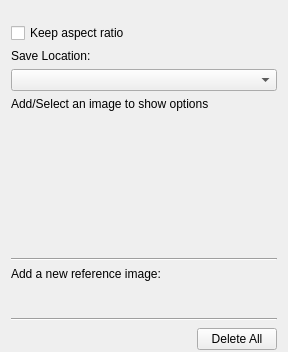
Qt form plugins/tools/defaulttool/referenceimagestool/WdgToolOptions.ui (SatyamxUniverse/krita) before a commit.
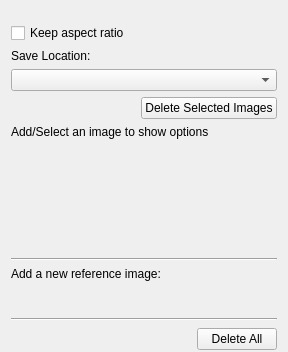
The same form after that commit. Custom widgets are drawn as their Qt base class.

Commit message:
Add Delete selected images button to Reference Tool
Before this commit, there was no graphical way to delete
selected images (only context menu -> Cut).
This commit adds a button saying "Delete Selected Images"
in the Reference Tool Options docker.

Patch:
```diff
--- a/plugins/tools/defaulttool/referenceimagestool/WdgToolOptions.ui
+++ b/plugins/tools/defaulttool/referenceimagestool/WdgToolOptions.ui
@@ -50,6 +50,45 @@
    <item>
     <widget class="QComboBox" name="referenceImageLocationCombobox"/>
    </item>
+
+
+   <item>
+    <layout class="QHBoxLayout" name="horizontalLayout3">
+     <property name="spacing">
+      <number>0</number>
+     </property>
+
+     <item>
+      <spacer name="horizontalSpacer">
+       <property name="orientation">
+        <enum>Qt::Horizontal</enum>
+       </property>
+       <property name="sizeHint" stdset="0">
+        <size>
+         <width>20</width>
+         <height>20</height>
+        </size>
+       </property>
+      </spacer>
+     </item>
+     <item>
+      <widget class="QPushButton" name="bnDeleteSelectedImages">
+       <property name="text">
+        <string>Delete Selected Images</string>
+       </property>
+       <property name="sizePolicy">
+          <sizepolicy hsizetype="Fixed" vsizetype="Fixed">
+           <horstretch>0</horstretch>
+           <verstretch>0</verstretch>
+          </sizepolicy>
+         </property>
+      </widget>
+     </item>
+    </layout>
+   </item>
+
+
+
    <item>
     <widget class="QLabel" name="referenceImageOptionsLabel">
      <property name="text">
```
The commit also changes 3 other files.
